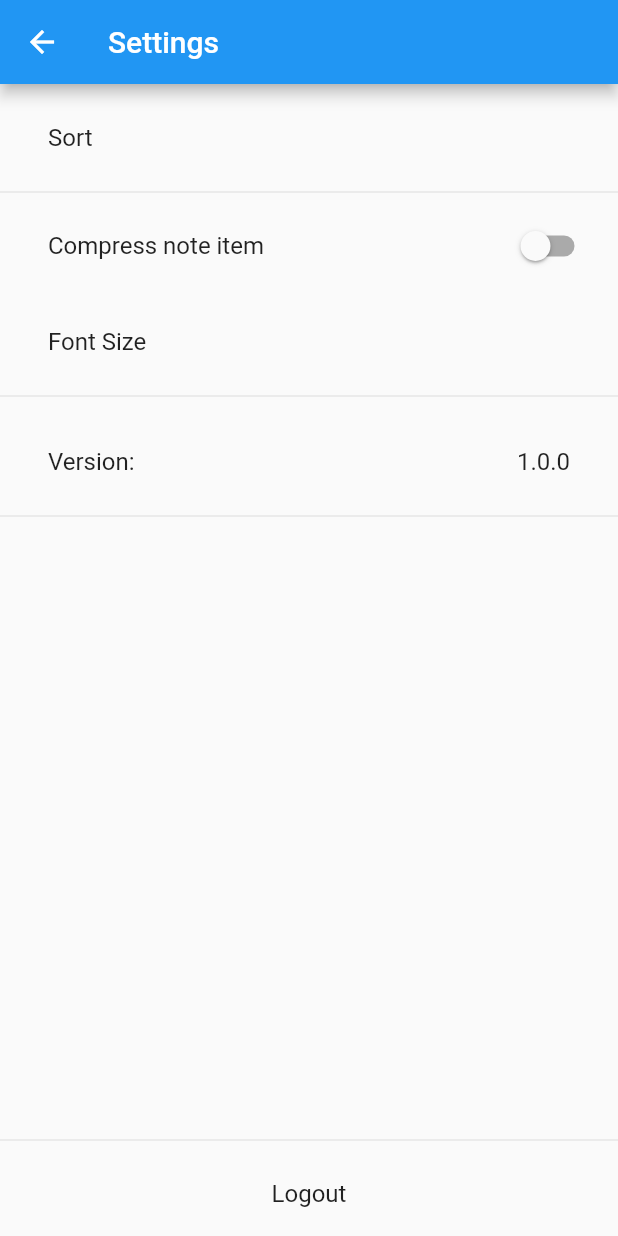
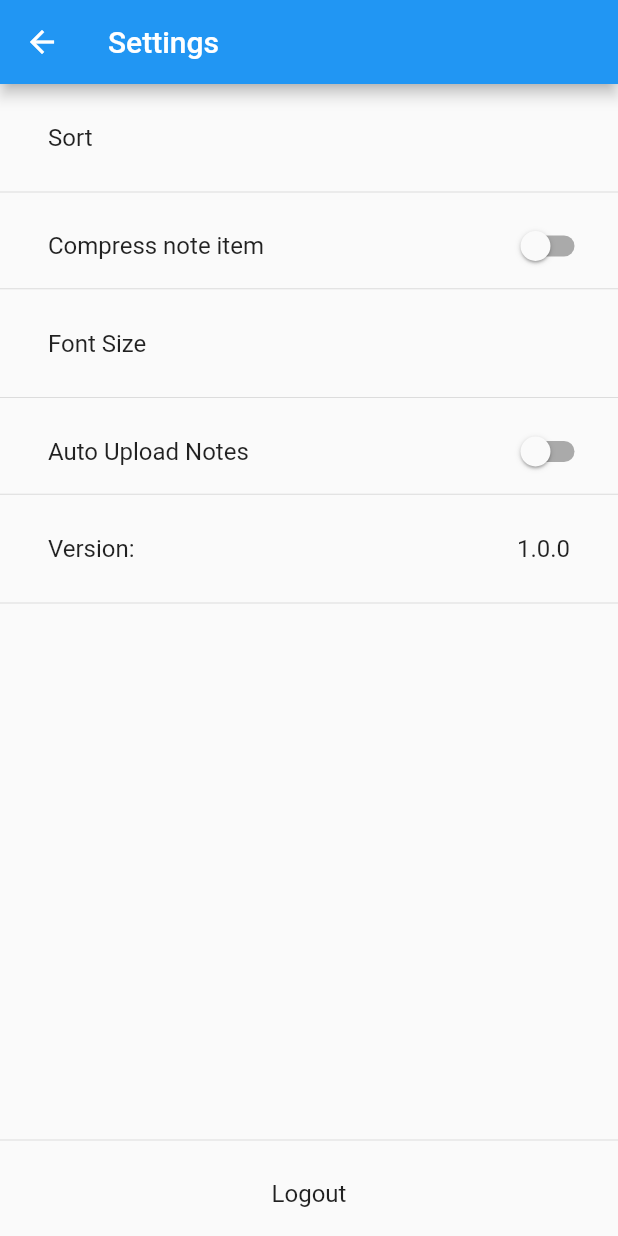
Before and after one commit to JunchangZhao/flutter_note, a Flutter app: the SettingPage screen opened directly, on a phone screen of 412 x 824 dp. Run offline on Flutter 3.47's test engine with Material 2 defaults, Android fonts, the phone set to English and light mode, and no system bars; drawn by our look-alikes of oktoast; our stand-ins replace dio, event_bus, flutter_svg, package_info, shared_preferences, sqflite; missing offline and left inert: notus, zefyr; accounts and stored records are empty; generated files the repository leaves out were written again.

Commit message:
add auto upload item in setting page

```diff
--- a/lib/utils/sputils.dart
+++ b/lib/utils/sputils.dart
@@ -9,6 +9,7 @@ class SPKeys {
   static SPKeys SETTING_SORT = SPKeys("setting_sort", 0);
   static SPKeys SETTING_FONT_SIZE = SPKeys("setting_font_size", 1);
   static SPKeys COMPRESS_ITEM = SPKeys("compress_item", false);
+  static SPKeys AUTO_UPLOAD = SPKeys("auto_upload", true);
 
   String key;
   Object defaultValue;
--- a/lib/view/setting_page.dart
+++ b/lib/view/setting_page.dart
@@ -18,6 +18,7 @@ class _SettingPageState extends State<SettingPage> {
   String _font = "";
   String _versionCode = "";
   bool _compress = false;
+  bool _autoUpload = false;
 
   AccountPresenter accountPresenter;
   SettingPresenter settingPresenter;
@@ -33,9 +34,15 @@ class _SettingPageState extends State<SettingPage> {
 
     SPKeys.SETTING_SORT.getInt().then((value) {
       this._sortList = [
-        S.of(context).modify_time,
-        S.of(context).create_time,
-        S.of(context).title
+        S
+            .of(context)
+            .modify_time,
+        S
+            .of(context)
+            .create_time,
+        S
+            .of(context)
+            .title
       ];
       setState(() {
         this._sort = _sortList[value];
@@ -44,12 +51,24 @@ class _SettingPageState extends State<SettingPage> {
 
     SPKeys.SETTING_FONT_SIZE.getInt().then((value) {
       this._fontList = [
-        S.of(context).small,
-        S.of(context).normal,
-        S.of(context).large
+        S
+            .of(context)
+            .small,
+        S
+            .of(context)
+            .normal,
+        S
+            .of(context)
+            .large
       ];
       setState(() {
         this._font = this._fontList[value];
+      });
+    });
+
+    SPKeys.AUTO_UPLOAD.getBoolean().then((value) {
+      setState(() {
+        this._autoUpload = value;
       });
     });
 
@@ -70,7 +89,9 @@ class _SettingPageState extends State<SettingPage> {
   Widget build(BuildContext context) {
     return Scaffold(
       appBar: AppBar(
-        title: Text(S.of(context).settings),
+        title: Text(S
+            .of(context)
+            .settings),
       ),
       body: buildBody(),
     );
@@ -87,19 +108,24 @@ class _SettingPageState extends State<SettingPage> {
                 buildSortItem(),
                 buildCompressItem(),
                 buildFontItem(),
+                buildUploadNoteItem(),
                 buildVersionItem(),
               ],
             ),
           ),
         ),
         Divider(),
-        buildLogoutItem(S.of(context).logout, logout)
+        buildLogoutItem(S
+            .of(context)
+            .logout, logout)
       ],
     );
   }
 
   Widget buildSortItem() {
-    return buildItem(S.of(context).sort, this._sort, () {
+    return buildItem(S
+        .of(context)
+        .sort, this._sort, () {
       DialogChoose.showSortChooseDialg(context, this._sortList, (index) {
         SPKeys.SETTING_SORT.set(index);
         setState(() {
@@ -111,7 +137,9 @@ class _SettingPageState extends State<SettingPage> {
   }
 
   buildFontItem() {
-    return buildItem(S.of(context).font_size, this._font, () {
+    return buildItem(S
+        .of(context)
+        .font_size, this._font, () {
       DialogChoose.showSortChooseDialg(context, this._fontList, (index) {
         SPKeys.SETTING_FONT_SIZE.set(index);
         setState(() {
@@ -123,14 +151,28 @@ class _SettingPageState extends State<SettingPage> {
   }
 
   buildCompressItem() {
-    return buildSwitchItem("Compress note item", this._compress, (flag) {
+    return buildSwitchItem(S
+        .of(context)
+        .compress_note_item, this._compress,
+            (flag) {
           SPKeys.COMPRESS_ITEM.set(flag);
           eventBus.fire(CompressEvent(flag));
         });
   }
 
+  buildUploadNoteItem() {
+    return buildSwitchItem(S
+        .of(context)
+        .auto_upload_notes, this._autoUpload,
+            (flag) {
+          SPKeys.AUTO_UPLOAD.set(flag);
+        });
+  }
+
   buildSwitchItem(String title, bool flag, Function onItemChanged) {
-    return Padding(
+    return Column(
+      children: <Widget>[
+        Padding(
           padding: const EdgeInsets.only(
             left: 16.0,
           ),
@@ -146,11 +188,18 @@ class _SettingPageState extends State<SettingPage> {
               },
             ),
           ),
+        ),
+        Divider(
+          height: 1,
+        )
+      ],
     );
   }
 
   buildVersionItem() {
-    return buildItem(S.of(context).version, _versionCode, () {});
+    return buildItem(S
+        .of(context)
+        .version, _versionCode, () {});
   }
 
   Widget buildLogoutItem(String title, onClick) {
@@ -173,16 +222,22 @@ class _SettingPageState extends State<SettingPage> {
         barrierDismissible: true,
         builder: (_) {
           return AlertDialog(
-            content: Text(S.of(context).confirm_logout),
+            content: Text(S
+                .of(context)
+                .confirm_logout),
             actions: <Widget>[
               FlatButton(
-                child: Text(S.of(context).cancel),
+                child: Text(S
+                    .of(context)
+                    .cancel),
                 onPressed: () {
                   Navigator.of(context).pop();
                 },
               ),
               FlatButton(
-                child: Text(S.of(context).confirm),
+                child: Text(S
+                    .of(context)
+                    .confirm),
                 onPressed: () {
                   Navigator.of(context).pop();
                   accountPresenter.logout().then((value) {
--- a/res/values/strings_en.arb
+++ b/res/values/strings_en.arb
@@ -44,5 +44,7 @@
   "version": "Version:",
   "confirm_logout": "Confirm logout?",
   "cancel": "Cancel",
-  "confirm": "Confirm"
+  "confirm": "Confirm",
+  "compress_note_item": "Compress note item",
+  "auto_upload_notes": "Auto Upload Notes"
 }
--- a/res/values/strings_zh_CN.arb
+++ b/res/values/strings_zh_CN.arb
@@ -44,5 +44,7 @@
   "version": "版本号:",
   "confirm_logout": "确认推出?",
   "cancel": "取消",
-  "confirm": "确认"
+  "confirm": "确认",
+  "compress_note_item": "压缩笔记列表",
+  "auto_upload_notes": "自动上传笔记"
 }
```
Also changed, not shown: lib/generated/i18n.dart. Lines whose indentation alone changed are shown as unchanged.
